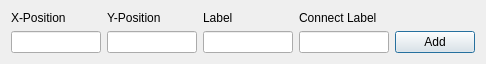
Above: graphs/create_vertex_dialog.ui from joeesmithh/graphs before the change. Below: the same form after it.
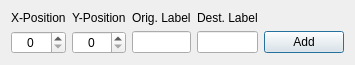
That is the form after the change.

Commit message: fix: swap text box with spin box for position edit in creation dialog

```diff
--- a/graphs/create_vertex_dialog.ui
+++ b/graphs/create_vertex_dialog.ui
@@ -6,8 +6,8 @@
    <rect>
     <x>0</x>
     <y>0</y>
-    <width>486</width>
-    <height>64</height>
+    <width>314</width>
+    <height>65</height>
    </rect>
   </property>
   <property name="sizePolicy">
@@ -25,6 +25,9 @@
      <property name="text">
       <string>X-Position</string>
      </property>
+     <property name="alignment">
+      <set>Qt::AlignmentFlag::AlignBottom|Qt::AlignmentFlag::AlignLeading|Qt::AlignmentFlag::AlignLeft</set>
+     </property>
     </widget>
    </item>
    <item row="0" column="1">
@@ -32,36 +35,82 @@
      <property name="text">
       <string>Y-Position</string>
      </property>
+     <property name="alignment">
+      <set>Qt::AlignmentFlag::AlignBottom|Qt::AlignmentFlag::AlignLeading|Qt::AlignmentFlag::AlignLeft</set>
+     </property>
     </widget>
    </item>
    <item row="0" column="2">
     <widget class="QLabel" name="label_label">
      <property name="text">
-      <string>Label</string>
+      <string>Orig. Label</string>
+     </property>
+     <property name="alignment">
+      <set>Qt::AlignmentFlag::AlignBottom|Qt::AlignmentFlag::AlignLeading|Qt::AlignmentFlag::AlignLeft</set>
      </property>
     </widget>
    </item>
    <item row="0" column="3">
     <widget class="QLabel" name="label_connectTo">
      <property name="text">
-      <string>Connect Label</string>
+      <string>Dest. Label</string>
+     </property>
+     <property name="alignment">
+      <set>Qt::AlignmentFlag::AlignBottom|Qt::AlignmentFlag::AlignLeading|Qt::AlignmentFlag::AlignLeft</set>
      </property>
     </widget>
    </item>
    <item row="1" column="0">
-    <widget class="QLineEdit" name="edit_xPos"/>
+    <widget class="QSpinBox" name="edit_xPos">
+     <property name="layoutDirection">
+      <enum>Qt::LayoutDirection::LeftToRight</enum>
+     </property>
+     <property name="frame">
+      <bool>true</bool>
+     </property>
+     <property name="alignment">
+      <set>Qt::AlignmentFlag::AlignCenter</set>
+     </property>
+    </widget>
    </item>
    <item row="1" column="1">
-    <widget class="QLineEdit" name="edit_yPos"/>
+    <widget class="QSpinBox" name="edit_yPos">
+     <property name="alignment">
+      <set>Qt::AlignmentFlag::AlignCenter</set>
+     </property>
+     <property name="buttonSymbols">
+      <enum>QAbstractSpinBox::ButtonSymbols::UpDownArrows</enum>
+     </property>
+    </widget>
    </item>
    <item row="1" column="2">
-    <widget class="QLineEdit" name="edit_label"/>
+    <widget class="QLineEdit" name="edit_label">
+     <property name="sizePolicy">
+      <sizepolicy hsizetype="Preferred" vsizetype="Fixed">
+       <horstretch>0</horstretch>
+       <verstretch>0</verstretch>
+      </sizepolicy>
+     </property>
+    </widget>
    </item>
    <item row="1" column="3">
-    <widget class="QLineEdit" name="edit_connectTo"/>
+    <widget class="QLineEdit" name="edit_connectTo">
+     <property name="sizePolicy">
+      <sizepolicy hsizetype="Preferred" vsizetype="Fixed">
+       <horstretch>0</horstretch>
+       <verstretch>0</verstretch>
+      </sizepolicy>
+     </property>
+    </widget>
    </item>
    <item row="1" column="4">
     <widget class="QPushButton" name="button_add">
+     <property name="sizePolicy">
+      <sizepolicy hsizetype="Preferred" vsizetype="Fixed">
+       <horstretch>0</horstretch>
+       <verstretch>0</verstretch>
+      </sizepolicy>
+     </property>
      <property name="text">
       <string>Add</string>
      </property>
```
The commit also changes 2 other files.
